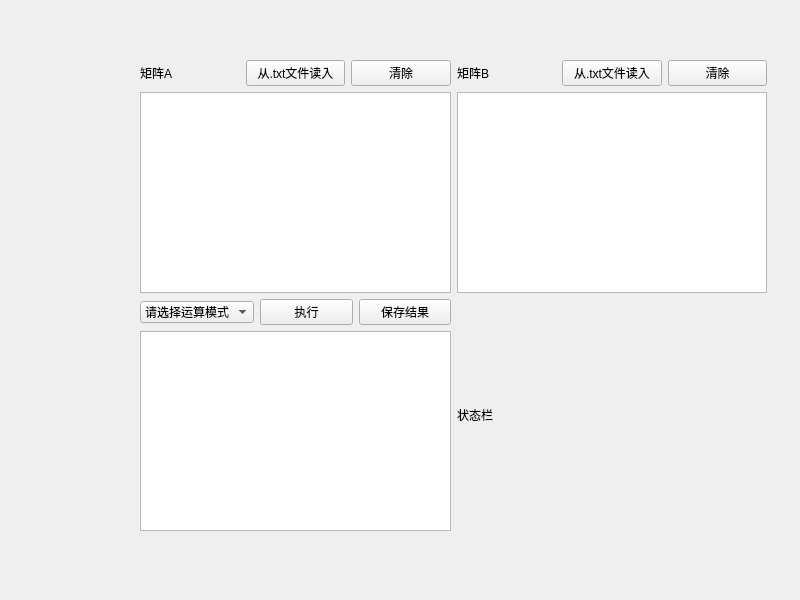
First picture: the form in widget.ui, repository CN-Scars/SparseMatrixCalculator, before the edit.
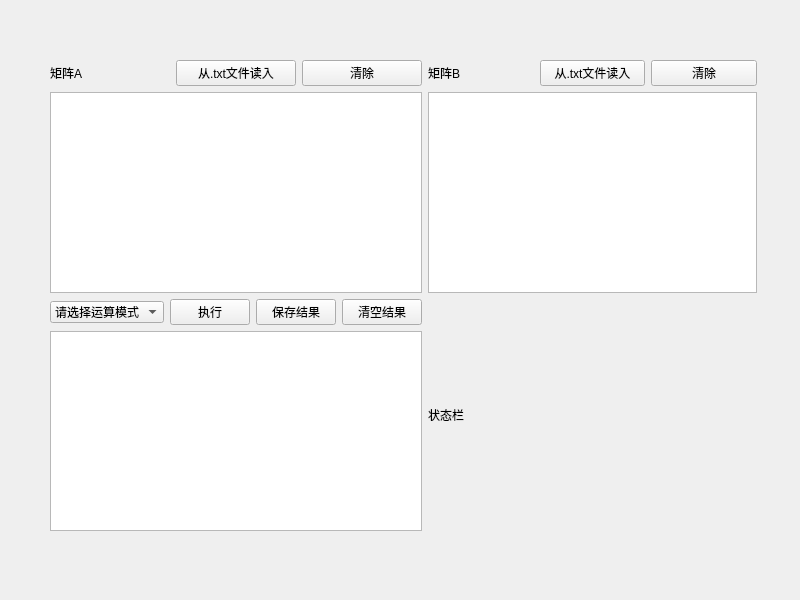
Second picture: the form after the edit.

Commit message: Added new functionality to clear results

Diff of the .ui file:
```diff
--- a/widget.ui
+++ b/widget.ui
@@ -13,12 +13,12 @@
   <property name="windowTitle">
    <string>Widget</string>
   </property>
-  <widget class="QWidget" name="">
+  <widget class="QWidget" name="layoutWidget">
    <property name="geometry">
     <rect>
-     <x>140</x>
+     <x>50</x>
      <y>60</y>
-     <width>627</width>
+     <width>707</width>
      <height>471</height>
     </rect>
    </property>
@@ -140,6 +140,13 @@
           </property>
          </widget>
         </item>
+        <item>
+         <widget class="QPushButton" name="clearResult_pushButton">
+          <property name="text">
+           <string>清空结果</string>
+          </property>
+         </widget>
+        </item>
        </layout>
       </item>
       <item>
```
The commit also changes 2 other files.
